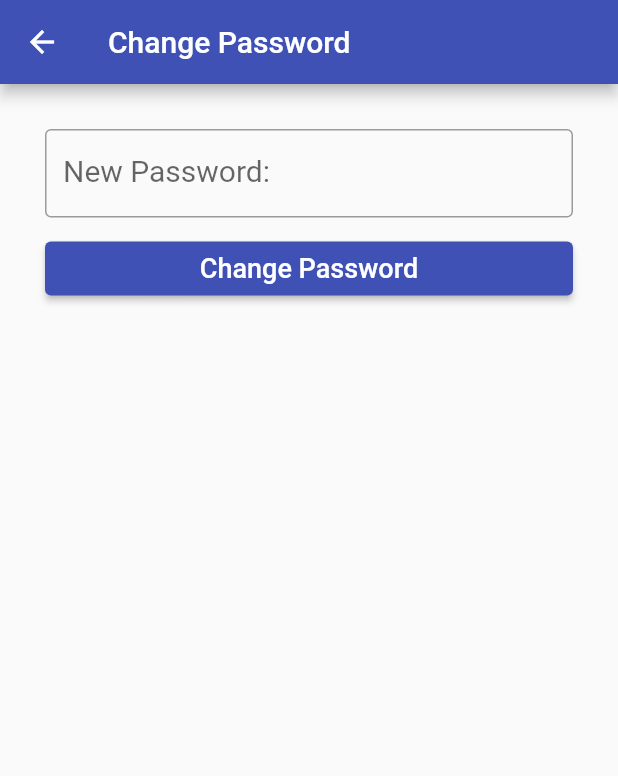
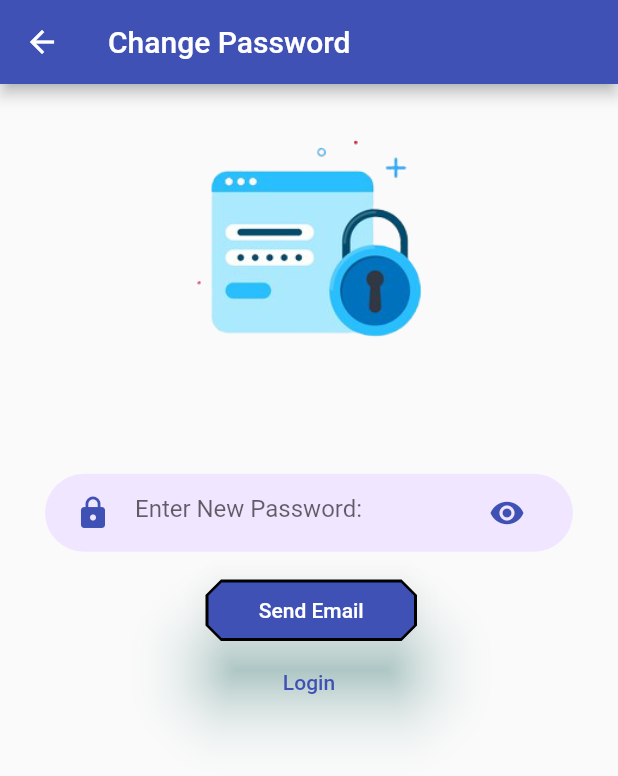
Before and after one commit to lumisbah92/StudyDrive, a Flutter app: the ChangePassword screen opened directly, on a phone screen of 412 x 824 dp. Shown: the top 776 px of the screen. Run offline on Flutter 3.47's test engine with Material 2 defaults, Android fonts, the phone set to English and light mode, and no system bars; our stand-ins replace cloud_firestore, dio, file_picker, firebase_auth, firebase_core, firebase_storage and 3 more; accounts and stored records are empty.

Commit message:
change password and post added

```diff
--- a/lib/pages/Navigation Drawer/page/change_password.dart
+++ b/lib/pages/Navigation Drawer/page/change_password.dart
@@ -1,6 +1,8 @@
 import 'package:firebase_auth/firebase_auth.dart';
 import 'package:flutter/material.dart';
 import 'package:study_drive/pages/Login/login.dart';
+
+import '../../../constants.dart';
 
 class ChangePassword extends StatefulWidget {
   ChangePassword({Key? key}) : super(key: key);
@@ -48,27 +50,61 @@ class _ChangePasswordState extends State<ChangePassword> {
 
   @override
   Widget build(BuildContext context) {
+    Size size = MediaQuery.of(context).size;
     return Scaffold(
       appBar: AppBar(
         title: Text('Change Password'),
       ),
-      body: Form(
+      body:
+      Column(
+        children: [
+          Positioned(
+            bottom: 0,
+            left: 0,
+            child: Image.asset(
+              "assets/images/changePassword.png",
+              width: size.width * 0.50,
+            ),
+          ),
+
+          Container(
+            margin: EdgeInsets.only(top: 8.0),
+
+          ),
+          Expanded(
+            child: Form(
               key: _formKey,
               child: Padding(
                 padding: EdgeInsets.symmetric(vertical: 20, horizontal: 30),
                 child: ListView(
                   children: [
                     Container(
-              margin: EdgeInsets.symmetric(vertical: 10.0),
+                      // email field
+                      margin: EdgeInsets.only(top: 10),
+                      padding:
+                      EdgeInsets.symmetric(horizontal: 20, vertical: 2),
+                      width: size.width * 0.8,
+                      decoration: BoxDecoration(
+                        color: kPrimaryLightColor,
+                        borderRadius: BorderRadius.circular(29),
+                      ),
                       child: TextFormField(
                         autofocus: false,
                         obscureText: true,
+                        cursorColor: kPrimaryColor,
                         decoration: InputDecoration(
-                  labelText: 'New Password: ',
-                  hintText: 'Enter New Password',
-                  labelStyle: TextStyle(fontSize: 20.0),
-                  border: OutlineInputBorder(),
-                  errorStyle: TextStyle(color: Colors.redAccent, fontSize: 15),
+                          hintText: "Enter New Password: ",
+                          icon: Icon(
+                            Icons.lock,
+                            color: kPrimaryColor,
+                          ),
+                          suffixIcon: Icon(
+                            Icons.visibility,
+                            color: kPrimaryColor,
+                          ),
+                          border: InputBorder.none,
+                          errorStyle:
+                          TextStyle(color: Colors.redAccent, fontSize: 15),
                         ),
                         controller: newPasswordController,
                         validator: (value) {
@@ -79,8 +115,32 @@ class _ChangePasswordState extends State<ChangePassword> {
                         },
                       ),
                     ),
+                    Container(
+                      margin: EdgeInsets.only(left: 3.0, top: 15.0),
+                      child: Row(
+                        mainAxisAlignment: MainAxisAlignment.center,
+                        children: [
                           ElevatedButton(
-              onPressed: () {
+                            child: Text("Send Email"),
+                            style: ElevatedButton.styleFrom(
+                              onPrimary: Colors.white,
+                              primary: kPrimaryColor,
+                              onSurface: Colors.grey,
+                              side: BorderSide(color: Colors.black, width: 1),
+                              elevation: 20,
+                              minimumSize: Size(140,40),
+                              shadowColor: Colors.teal,
+                              shape: BeveledRectangleBorder(
+                                  side: BorderSide(
+                                      color: Colors.white,
+                                      width: 1
+                                  ),
+                                  borderRadius: BorderRadius.circular(10)
+                              ),
+                            ),
+                            onPressed:() {
+                              // Validate returns true if the form is valid, otherwise false.
+                              if (_formKey.currentState!.validate()) {
                                 // Validate returns true if the form is valid, otherwise false.
                                 if (_formKey.currentState!.validate()) {
                                   setState(() {
@@ -88,16 +148,39 @@ class _ChangePasswordState extends State<ChangePassword> {
                                   });
                                   changePassword();
                                 }
+                              }
+                            },
+                          ),
+
+
+                        ],
+
+                      ),
+                    ),
+                    TextButton(
+                      onPressed: () => {
+                        Navigator.pushAndRemoveUntil(
+                            context,
+                            PageRouteBuilder(
+                              pageBuilder: (context, a, b) => Login(),
+                              transitionDuration: Duration(seconds: 0),
+                            ),
+                                (route) => false)
                       },
                       child: Text(
-                'Change Password',
-                style: TextStyle(fontSize: 18.0),
+                        'Login',
+                        style: TextStyle(fontSize: 14.0),
+                      ),
+                    ),
+
+                  ],
+                ),
+              ),
             ),
           ),
         ],
       ),
-      ),
-    ),
+
     );
   }
 }
```
Also changed, not shown: lib/pages/Navigation Drawer/page/PostList.dart (added, +89 -0 lines), lib/pages/Navigation Drawer/page/dashboard.dart (+30 -14 lines), lib/pages/forgot_password.dart (+51 -38 lines), assets/images/changePassword.png (added), assets/images/forgot.png (added). Lines whose indentation alone changed are shown as unchanged.
